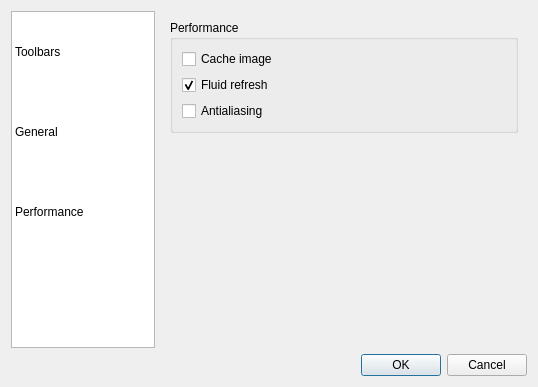
The window that src/dialogs/dialog_preferences.ui (mbasaglia/Knotter) describes before a commit, drawn with Qt 5.
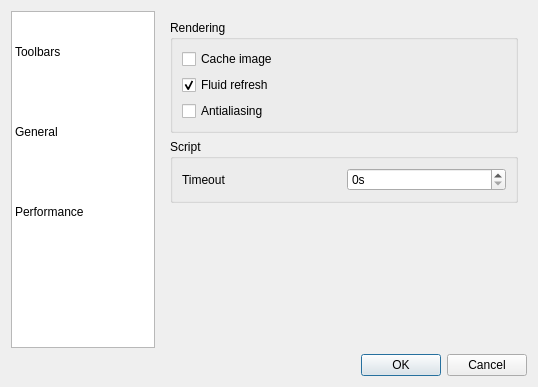
The same window after the commit. Icons and pictures are not drawn. Custom widgets are drawn as their Qt base class.

Commit message: Timeout scripts

What changed in the file:
```diff
--- a/src/dialogs/dialog_preferences.ui
+++ b/src/dialogs/dialog_preferences.ui
@@ -312,7 +312,7 @@
          <item>
           <widget class="QGroupBox" name="groupBox_3">
            <property name="title">
-            <string>Performance</string>
+            <string>Rendering</string>
            </property>
            <layout class="QVBoxLayout" name="verticalLayout_3">
             <item>
@@ -354,6 +354,35 @@
            </layout>
           </widget>
          </item>
+         <item>
+          <widget class="QGroupBox" name="groupBox_2">
+           <property name="title">
+            <string>Script</string>
+           </property>
+           <layout class="QHBoxLayout" name="horizontalLayout_3">
+            <item>
+             <widget class="QLabel" name="label_5">
+              <property name="text">
+               <string>Timeout</string>
+              </property>
+             </widget>
+            </item>
+            <item>
+             <widget class="QSpinBox" name="spin_timeout">
+              <property name="toolTip">
+               <string>Maximum execution time for scripts in seconds, 0 means no limit.</string>
+              </property>
+              <property name="suffix">
+               <string>s</string>
+              </property>
+              <property name="maximum">
+               <number>60</number>
+              </property>
+             </widget>
+            </item>
+           </layout>
+          </widget>
+         </item>
          <item>
           <spacer name="verticalSpacer">
            <property name="orientation">
```
The commit also changes 6 other files.
